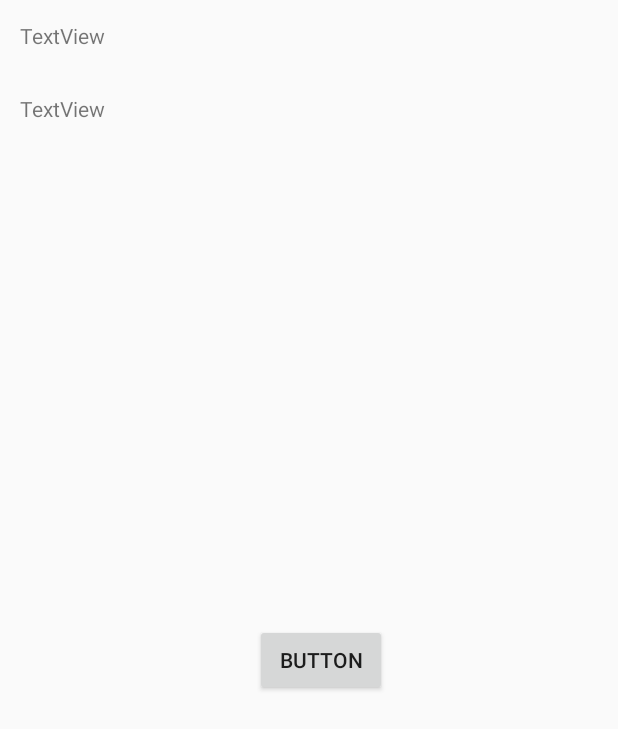
After one commit to josemg08/HistoryJam, an Android app: the HistoryInformationActivity screen opened directly, with no data from a screen before it, on a phone screen of 412 x 824 dp. The commit adds this screen. Shown: the top 729 px of the screen. Run offline under Robolectric (Android 15) with nearby library versions, the phone set to English and light mode, and no system bars.

Commit message:
Agragado HistoryInformationActivity - En Proceso

```diff
--- /dev/null
+++ b/app/src/main/java/com/etermax/borbotones/ui/HistoryInformationActivity.java
@@ -0,0 +1,16 @@
+package com.etermax.borbotones.ui;
+
+import android.os.Bundle;
+import android.support.v7.app.AppCompatActivity;
+
+import com.etermax.borbotones.R;
+
+public class HistoryInformationActivity extends AppCompatActivity {
+
+    @Override
+    protected void onCreate(Bundle savedInstanceState) {
+        super.onCreate(savedInstanceState);
+        setContentView(R.layout.activity_history_information);
+    }
+
+}
--- /dev/null
+++ b/app/src/main/res/layout/activity_history_information.xml
@@ -0,0 +1,37 @@
+<?xml version="1.0" encoding="utf-8"?>
+<RelativeLayout xmlns:android="http://schemas.android.com/apk/res/android"
+    xmlns:tools="http://schemas.android.com/tools"
+    android:id="@+id/content_history_information"
+    android:layout_width="match_parent"
+    android:layout_height="match_parent"
+    tools:context="com.etermax.borbotones.ui.HistoryInformationActivity">
+
+    <Button
+        android:text="Button"
+        android:layout_width="wrap_content"
+        android:layout_height="wrap_content"
+        android:layout_alignParentTop="true"
+        android:layout_alignParentStart="true"
+        android:layout_marginStart="170dp"
+        android:layout_marginTop="416dp"
+        android:id="@+id/button" />
+
+    <TextView
+        android:text="TextView"
+        android:layout_width="wrap_content"
+        android:layout_height="wrap_content"
+        android:layout_alignParentTop="true"
+        android:layout_alignParentStart="true"
+        android:layout_marginStart="13dp"
+        android:layout_marginTop="14dp"
+        android:id="@+id/textView" />
+
+    <TextView
+        android:text="TextView"
+        android:layout_width="wrap_content"
+        android:layout_height="wrap_content"
+        android:layout_below="@+id/textView"
+        android:layout_alignStart="@+id/textView"
+        android:layout_marginTop="29dp"
+        android:id="@+id/textView2" />
+</RelativeLayout>
--- a/app/src/main/res/values/dimens.xml
+++ b/app/src/main/res/values/dimens.xml
@@ -6,4 +6,5 @@
 
     <dimen name="distance_50">50dp</dimen>
     <dimen name="distance_15">15dp</dimen>
+    <dimen name="fab_margin">16dp</dimen>
 </resources>
```
Also changed, not shown: app/src/main/AndroidManifest.xml (+8 -8 lines), app/src/main/java/com/etermax/borbotones/widget/CustomFontButton.java (added, +55 -0 lines).
